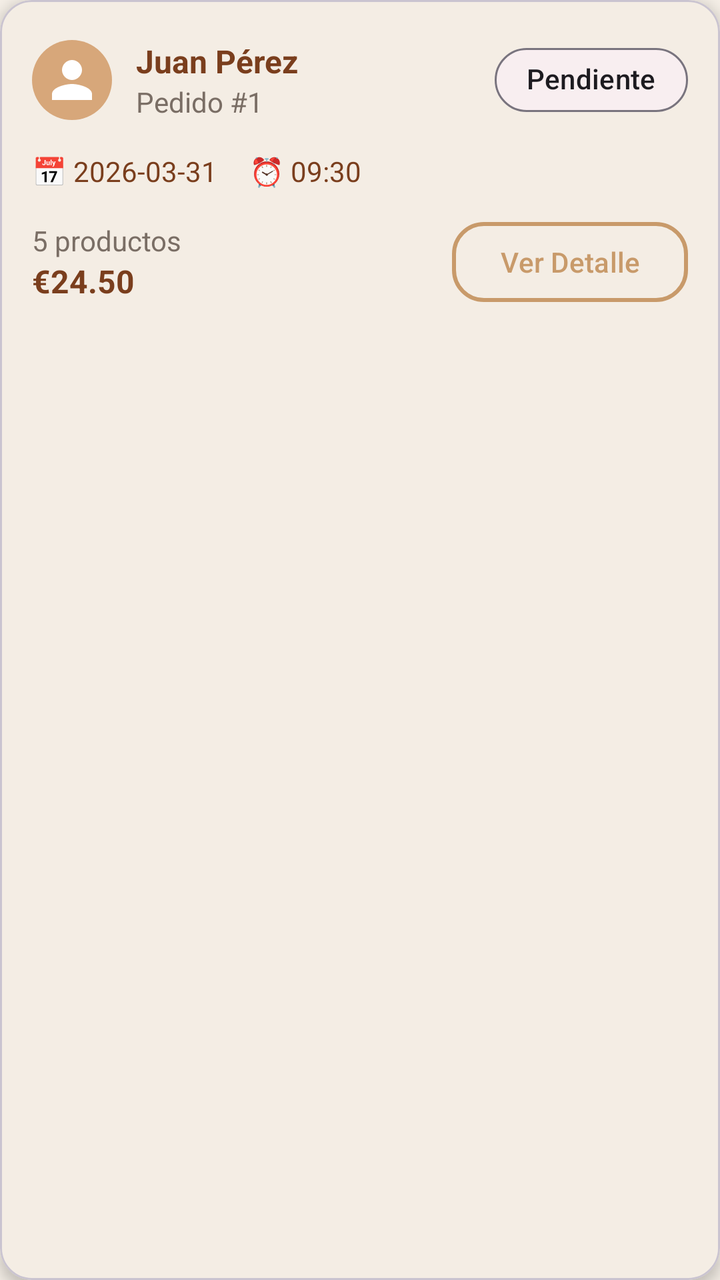
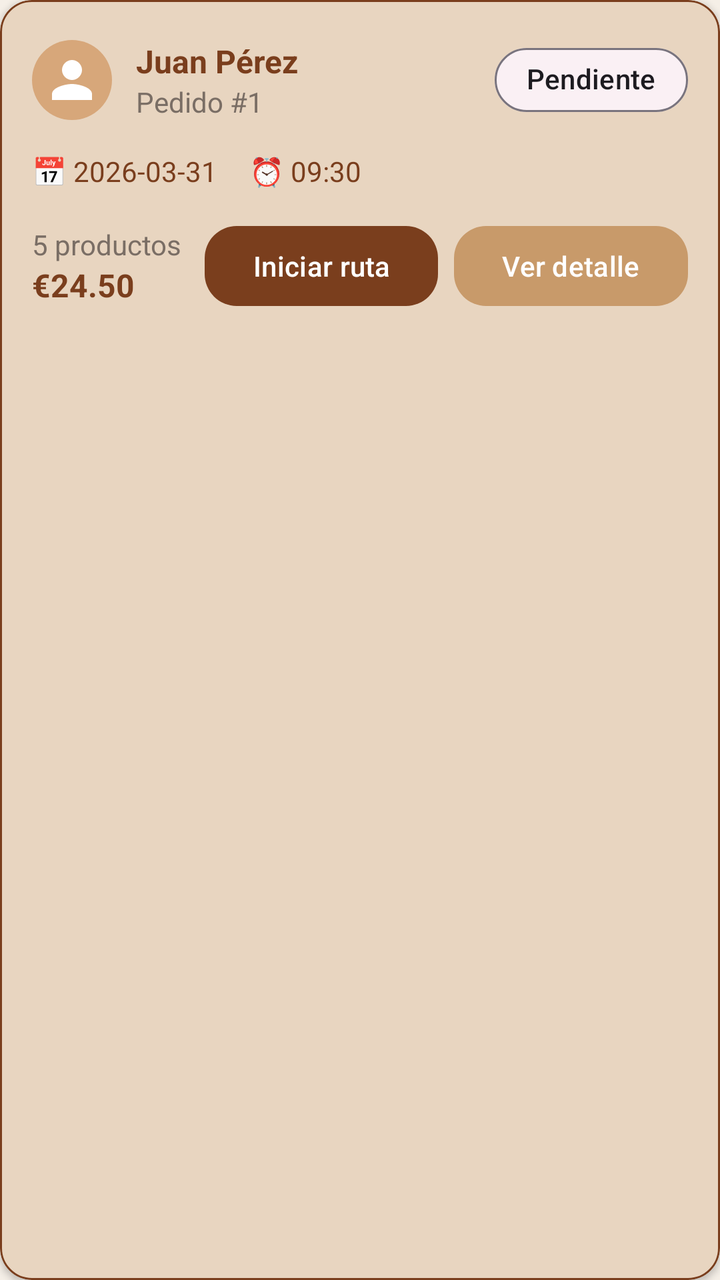

An Android layout rendered at two revisions. The XML below is the earlier revision; the diff shows what the commit changed to produce the second picture.
<!-- AndroidManifest.xml: application theme Theme.AppPanadero -->
<!-- res/layout/item_pedido_admin.xml -->
<?xml version="1.0" encoding="utf-8"?>
<com.google.android.material.card.MaterialCardView
    xmlns:android="http://schemas.android.com/apk/res/android"
    xmlns:app="http://schemas.android.com/apk/res-auto"
    android:layout_width="match_parent"
    android:layout_height="wrap_content"
    android:layout_marginBottom="16dp"
    app:cardCornerRadius="16dp"
    app:cardElevation="4dp"
    app:strokeWidth="1dp"
    style="@style/CardPrimary">

    <LinearLayout
        android:layout_width="match_parent"
        android:layout_height="wrap_content"
        android:orientation="vertical"
        android:padding="16dp">

        
        <LinearLayout
            android:layout_width="match_parent"
            android:layout_height="wrap_content"
            android:orientation="horizontal"
            android:gravity="center_vertical">

            
            <ImageView
                android:layout_width="40dp"
                android:layout_height="40dp"
                android:src="@drawable/ic_user"
                android:background="@drawable/bg_circle_light"
                android:padding="8dp"/>

            
            <LinearLayout
                android:layout_width="0dp"
                android:layout_height="wrap_content"
                android:layout_weight="1"
                android:orientation="vertical"
                android:layout_marginStart="12dp">

                <TextView
                    android:id="@+id/tvNombreComercio"
                    android:layout_width="wrap_content"
                    android:layout_height="wrap_content"
                    android:text="Juan Pérez"
                    android:textStyle="bold"
                    android:textSize="16sp"
                    style="@style/TextTitle"/>

                <TextView
                    android:id="@+id/tvNumeroPedido"
                    android:layout_width="wrap_content"
                    android:layout_height="wrap_content"
                    android:text="Pedido #1"
                    android:textColor="@color/text_secondary"/>

            </LinearLayout>

            
            <com.google.android.material.chip.Chip
                android:id="@+id/chipEstado"
                android:layout_width="wrap_content"
                android:layout_height="wrap_content"
                android:text="Pendiente"
                app:chipCornerRadius="16dp"
                app:chipStrokeWidth="1dp"/>

        </LinearLayout>

        
        <LinearLayout
            android:layout_width="match_parent"
            android:layout_height="wrap_content"
            android:orientation="horizontal"
            android:layout_marginTop="12dp">

            <TextView
                android:id="@+id/tvFecha"
                android:layout_width="wrap_content"
                android:layout_height="wrap_content"
                android:text="📅 2026-03-31"
                android:textColor="@color/primary_dark"
                android:layout_marginEnd="16dp"/>

            <TextView
                android:id="@+id/tvHora"
                android:layout_width="wrap_content"
                android:layout_height="wrap_content"
                android:text="⏰ 09:30"
                android:textColor="@color/primary_dark"/>

        </LinearLayout>

        
        <LinearLayout
            android:layout_width="match_parent"
            android:layout_height="wrap_content"
            android:orientation="horizontal"
            android:layout_marginTop="12dp"
            android:gravity="center_vertical">

            <LinearLayout
                android:layout_width="0dp"
                android:layout_height="wrap_content"
                android:layout_weight="1"
                android:orientation="vertical">

                <TextView
                    android:id="@+id/tvCantidad"
                    android:layout_width="wrap_content"
                    android:layout_height="wrap_content"
                    android:text="5 productos"
                    android:textColor="@color/text_secondary"/>

                <TextView
                    android:id="@+id/tvPrecio"
                    android:layout_width="wrap_content"
                    android:layout_height="wrap_content"
                    android:text="€24.50"
                    android:textStyle="bold"
                    android:textSize="16sp"
                    android:textColor="@color/primary_dark"/>

            </LinearLayout>

            
            <com.google.android.material.button.MaterialButton
                android:id="@+id/btnDetalle"
                android:layout_width="wrap_content"
                android:layout_height="wrap_content"
                android:text="Ver Detalle"
                android:textAllCaps="false"
                android:textColor="@color/primary_color"
                app:strokeColor="@color/primary_color"
                app:strokeWidth="2dp"
                app:cornerRadius="16dp"
                android:backgroundTint="@android:color/transparent"/>

        </LinearLayout>

    </LinearLayout>

</com.google.android.material.card.MaterialCardView>
<!-- resources referenced by this layout -->
<resources>
  <color name="primary_color">#C89A6A</color>
  <color name="primary_dark">#7A3E1D</color>
  <color name="text_secondary">#7A6E65</color>
  <!-- drawable bg_circle_light (drawable) -->
  <shape xmlns:android="http://schemas.android.com/apk/res/android">
      <solid android:color="@color/primary_light"/>
      <corners android:radius="50dp"/>
  </shape>
  <!-- drawable ic_user (drawable) -->
  <vector xmlns:android="http://schemas.android.com/apk/res/android"
      android:width="24dp"
      android:height="24dp"
      android:viewportWidth="24"
      android:viewportHeight="24"
      android:tint="?attr/colorOnPrimary">
  
      <path
          android:fillColor="@android:color/white"
          android:pathData="M12,12c2.7,0 5,-2.3 5,-5s-2.3,-5 -5,-5 -5,2.3 -5,5 2.3,5 5,5zM12,14c-3.3,0 -10,1.7 -10,5v3h20v-3c0,-3.3 -6.7,-5 -10,-5z"/>
  </vector>
  <style name="CardPrimary" parent="Widget.MaterialComponents.CardView">
          <item name="cardCornerRadius">24dp</item>
          <item name="cardElevation">8dp</item>
          <item name="cardBackgroundColor">@color/background_card</item>
      </style>
  <style name="TextTitle">
          <item name="android:textSize">26sp</item>
          <item name="android:textStyle">bold</item>
          <item name="android:textColor">@color/text_primary</item>
      </style>
  <style name="Theme.AppPanadero" parent="Base.Theme.AppPanadero" />
  <color name="primary_light">#D7A77A</color>
  <color name="background_card">#F4EDE4</color>
  <color name="text_primary">#7A3E1D</color>
  <style name="Base.Theme.AppPanadero" parent="Theme.Material3.DayNight.NoActionBar">
          <item name="android:colorBackground">@color/background</item>
          <item name="colorPrimary">@color/primary_color</item>
          <item name="colorOnPrimary">@color/white</item>
      </style>
  <color name="background">#F5EFE7</color>
  <color name="white">#FFFFFF</color>
</resources>

<!-- the commit's change to res/layout/item_pedido_admin.xml (unified diff, before → after) -->
@@ -2,13 +2,16 @@
 <com.google.android.material.card.MaterialCardView
     xmlns:android="http://schemas.android.com/apk/res/android"
     xmlns:app="http://schemas.android.com/apk/res-auto"
+
+    style="@style/CardSecondary"
+
     android:layout_width="match_parent"
     android:layout_height="wrap_content"
-    android:layout_marginBottom="16dp"
-    app:cardCornerRadius="16dp"
-    app:cardElevation="4dp"
-    app:strokeWidth="1dp"
-    style="@style/CardPrimary">
+    android:layout_marginBottom="16dp">
+
+    
+    
+    
 
     <LinearLayout
         android:layout_width="match_parent"
@@ -17,88 +20,117 @@
         android:padding="16dp">
 
         
+        
+        
+
         <LinearLayout
             android:layout_width="match_parent"
             android:layout_height="wrap_content"
-            android:orientation="horizontal"
-            android:gravity="center_vertical">
+            android:gravity="center_vertical"
+            android:orientation="horizontal">
 
             
+            
+            
+
             <ImageView
                 android:layout_width="40dp"
                 android:layout_height="40dp"
-                android:src="@drawable/ic_user"
                 android:background="@drawable/bg_circle_light"
-                android:padding="8dp"/>
+                android:padding="8dp"
+                android:src="@drawable/ic_user" />
 
             
+            
+            
+
             <LinearLayout
                 android:layout_width="0dp"
                 android:layout_height="wrap_content"
+                android:layout_marginStart="12dp"
                 android:layout_weight="1"
-                android:orientation="vertical"
-                android:layout_marginStart="12dp">
+                android:orientation="vertical">
 
+                
                 <TextView
                     android:id="@+id/tvNombreComercio"
+                    style="@style/TextTitle"
                     android:layout_width="wrap_content"
                     android:layout_height="wrap_content"
                     android:text="Juan Pérez"
-                    android:textStyle="bold"
                     android:textSize="16sp"
-                    style="@style/TextTitle"/>
+                    android:textStyle="bold" />
 
+                
                 <TextView
                     android:id="@+id/tvNumeroPedido"
+                    style="@style/TextLabel"
                     android:layout_width="wrap_content"
                     android:layout_height="wrap_content"
                     android:text="Pedido #1"
-                    android:textColor="@color/text_secondary"/>
+                    android:textColor="@color/text_secondary" />
 
             </LinearLayout>
 
             
+            
+            
+
             <com.google.android.material.chip.Chip
                 android:id="@+id/chipEstado"
                 android:layout_width="wrap_content"
                 android:layout_height="wrap_content"
                 android:text="Pendiente"
                 app:chipCornerRadius="16dp"
-                app:chipStrokeWidth="1dp"/>
+                app:chipStrokeWidth="1dp" />
 
         </LinearLayout>
 
         
+        
+        
+
         <LinearLayout
             android:layout_width="match_parent"
             android:layout_height="wrap_content"
-            android:orientation="horizontal"
-            android:layout_marginTop="12dp">
+            android:layout_marginTop="12dp"
+            android:orientation="horizontal">
 
+            
             <TextView
                 android:id="@+id/tvFecha"
+                style="@style/TextLabel"
                 android:layout_width="wrap_content"
                 android:layout_height="wrap_content"
+                android:layout_marginEnd="16dp"
                 android:text="📅 2026-03-31"
-                android:textColor="@color/primary_dark"
-                android:layout_marginEnd="16dp"/>
+                android:textColor="@color/primary_dark" />
 
+            
             <TextView
                 android:id="@+id/tvHora"
+                style="@style/TextLabel"
                 android:layout_width="wrap_content"
                 android:layout_height="wrap_content"
                 android:text="⏰ 09:30"
-                android:textColor="@color/primary_dark"/>
+                android:textColor="@color/primary_dark" />
 
         </LinearLayout>
 
         
+        
+        
+
         <LinearLayout
             android:layout_width="match_parent"
             android:layout_height="wrap_content"
-            android:orientation="horizontal"
-            android:layout_marginTop="12dp"
-            android:gravity="center_vertical">
+            android:layout_marginTop="14dp"
+            android:gravity="center_vertical"
+            android:orientation="horizontal">
+
+            
+            
+            
 
             <LinearLayout
                 android:layout_width="0dp"
@@ -106,36 +138,53 @@
                 android:layout_weight="1"
                 android:orientation="vertical">
 
+                
                 <TextView
                     android:id="@+id/tvCantidad"
+                    style="@style/TextLabel"
                     android:layout_width="wrap_content"
                     android:layout_height="wrap_content"
                     android:text="5 productos"
-                    android:textColor="@color/text_secondary"/>
+                    android:textColor="@color/text_secondary" />
 
+                
                 <TextView
                     android:id="@+id/tvPrecio"
+                    style="@style/TextPrice"
                     android:layout_width="wrap_content"
                     android:layout_height="wrap_content"
                     android:text="€24.50"
-                    android:textStyle="bold"
                     android:textSize="16sp"
-                    android:textColor="@color/primary_dark"/>
+                    android:textStyle="bold" />
 
             </LinearLayout>
 
             
+            
+            
+
+            <com.google.android.material.button.MaterialButton
+                android:id="@+id/btnIniciarRuta"
+                style="@style/ButtonSecondary"
+                android:layout_width="wrap_content"
+                android:layout_height="48dp"
+                android:layout_marginEnd="8dp"
+                android:text="Iniciar ruta"
+                android:textAllCaps="false"
+                app:cornerRadius="16dp" />
+
+            
+            
+            
+
             <com.google.android.material.button.MaterialButton
                 android:id="@+id/btnDetalle"
+                style="@style/ButtonPrimary"
                 android:layout_width="wrap_content"
-                android:layout_height="wrap_content"
-                android:text="Ver Detalle"
+                android:layout_height="48dp"
+                android:text="Ver detalle"
                 android:textAllCaps="false"
-                android:textColor="@color/primary_color"
-                app:strokeColor="@color/primary_color"
-                app:strokeWidth="2dp"
-                app:cornerRadius="16dp"
-                android:backgroundTint="@android:color/transparent"/>
+                app:cornerRadius="16dp" />
 
         </LinearLayout>
 
<!-- resource entries referenced after the edit -->
@@ -20,10 +20,40 @@
           android:fillColor="@android:color/white"
           android:pathData="M12,12c2.7,0 5,-2.3 5,-5s-2.3,-5 -5,-5 -5,2.3 -5,5 2.3,5 5,5zM12,14c-3.3,0 -10,1.7 -10,5v3h20v-3c0,-3.3 -6.7,-5 -10,-5z"/>
   </vector>
-  <style name="CardPrimary" parent="Widget.MaterialComponents.CardView">
-          <item name="cardCornerRadius">24dp</item>
-          <item name="cardElevation">8dp</item>
-          <item name="cardBackgroundColor">@color/background_card</item>
+  <style name="ButtonPrimary" parent="Widget.Material3.Button">
+          <item name="backgroundTint">@color/primary_color</item>
+          <item name="android:textColor">@color/white</item>
+          <item name="cornerRadius">20dp</item>
+      </style>
+  <style name="ButtonSecondary" parent="Widget.Material3.Button">
+          <item name="backgroundTint">@color/primary_dark</item>
+          <item name="android:textColor">@color/white</item>
+          <item name="cornerRadius">20dp</item>
+      </style>
+  <style name="CardSecondary" parent="Widget.Material3.CardView.Outlined">
+  
+          
+          <item name="cardCornerRadius">16dp</item>
+  
+          
+          <item name="cardElevation">2dp</item>
+  
+          
+          <item name="cardBackgroundColor">@color/brown_light</item>
+  
+          
+          <item name="strokeColor">@color/primary_dark</item>
+          <item name="strokeWidth">1dp</item>
+  
+      </style>
+  <style name="TextLabel">
+          <item name="android:textSize">14sp</item>
+          <item name="android:textColor">@color/text_primary</item>
+      </style>
+  <style name="TextPrice">
+          <item name="android:textSize">16sp</item>
+          <item name="android:textStyle">bold</item>
+          <item name="android:textColor">@color/primary_dark</item>
       </style>
   <style name="TextTitle">
           <item name="android:textSize">26sp</item>
@@ -32,7 +62,6 @@
       </style>
   <style name="Theme.AppPanadero" parent="Base.Theme.AppPanadero" />
   <color name="primary_light">#D7A77A</color>
-  <color name="background_card">#F4EDE4</color>
   <color name="text_primary">#7A3E1D</color>
   <style name="Base.Theme.AppPanadero" parent="Theme.Material3.DayNight.NoActionBar">
           <item name="android:colorBackground">@color/background</item>
@@ -41,5 +70,6 @@
       </style>
   <color name="background">#F5EFE7</color>
   <color name="white">#FFFFFF</color>
+  <color name="brown_light">#E8D5C0</color>
 </resources>
 
